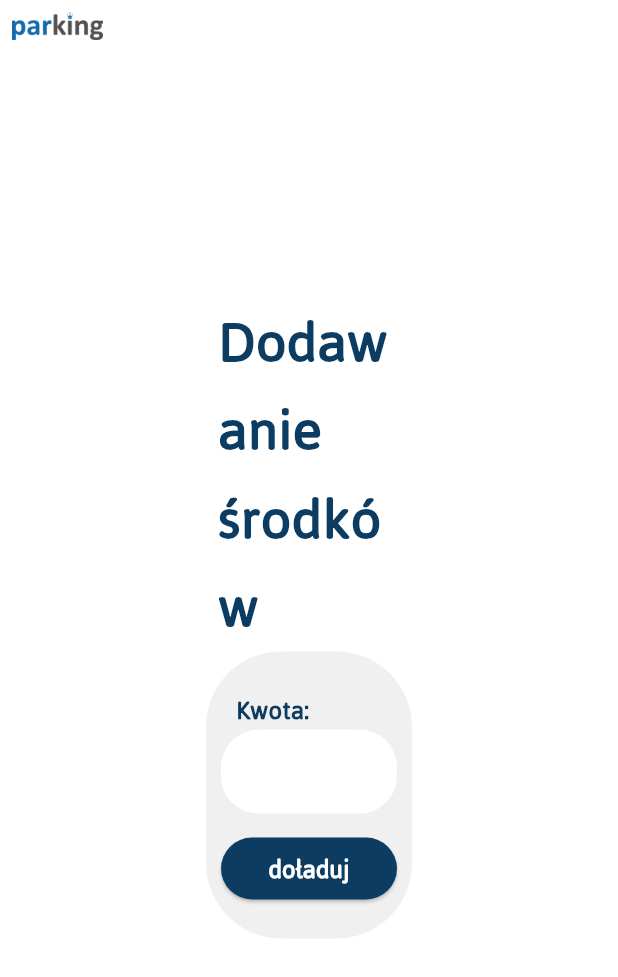
After one commit to adamszada/ParkingOS, a Flutter app: the TopUp screen opened by its route, on a phone screen of 412 x 824 dp. The commit adds this screen. Shown: the top 977 px of the screen. Run offline on Flutter 3.47's test engine with Material 3 defaults, Android fonts, the phone set to English and light mode, and no system bars.

Commit message:
Add top up page

```diff
--- a/Frontend/parkingos/lib/main.dart
+++ b/Frontend/parkingos/lib/main.dart
@@ -5,6 +5,7 @@ import 'package:parkingos/my_account.dart';
 import 'package:parkingos/register_page.dart';
 import 'package:parkingos/account_pass_change.dart';
 import 'package:parkingos/email_recovery.dart';
+import 'package:parkingos/top_up.dart';
 import 'package:parkingos/util/homepage_appbar.dart';
 import 'util/wave_painter.dart';
 
@@ -24,7 +25,8 @@ class MyApp extends StatelessWidget {
         '/register': (context) => RegisterPage(),
         '/recovery': (context) => EmailRecovery(),
         '/newpassword': (context) => AccountPasswordChange(),
-        '/myaccount': (context) => MyAccount()
+        '/myaccount': (context) => MyAccount(),
+        '/topup': (context) => TopUp(),
       },
     );
   }
--- a/Frontend/parkingos/lib/my_account.dart
+++ b/Frontend/parkingos/lib/my_account.dart
@@ -181,7 +181,9 @@ class _MyAccountState extends State<MyAccount> {
                                   children: [
                                     Expanded(
                                         child: ElevatedButton(
-                                      onPressed: () {},
+                                      onPressed: () {
+                                        Navigator.pushNamed(context, '/topup');
+                                      },
                                       style: ElevatedButton.styleFrom(
                                         backgroundColor:
                                             const Color(0xFF0C3C61),
--- /dev/null
+++ b/Frontend/parkingos/lib/top_up.dart
@@ -0,0 +1,122 @@
+import 'package:flutter/material.dart';
+
+class TopUp extends StatefulWidget {
+  @override
+  _TopUpState createState() => _TopUpState();
+}
+
+class _TopUpState extends State<TopUp> {
+  @override
+  Widget build(BuildContext context) {
+    return Scaffold(
+        backgroundColor: Colors.white,
+        body: Stack(
+          children: [
+            Align(
+              alignment: Alignment.topLeft,
+              child: SizedBox(
+                  width: MediaQuery.of(context).size.width / 6,
+                  child: Padding(
+                    padding: EdgeInsets.only(
+                        left: MediaQuery.of(context).size.width / 50,
+                        top: MediaQuery.of(context).size.width / 50),
+                    child: Image.asset(
+                      'assets/parking.png',
+                      alignment: Alignment.centerLeft,
+                      fit: BoxFit.fitWidth,
+                    ),
+                  )),
+            ),
+            Center(
+                child: Column(
+              mainAxisAlignment: MainAxisAlignment.center,
+              crossAxisAlignment: CrossAxisAlignment.center,
+              children: [
+                SizedBox(
+                    width: MediaQuery.of(context).size.width * 5 / 17,
+                    child: Text(
+                      "Dodawanie środków",
+                      style: TextStyle(
+                          fontSize: MediaQuery.of(context).size.height / 20,
+                          color: const Color(0xFF0C3C61),
+                          fontWeight: FontWeight.w900,
+                          fontFamily: 'Jaldi'),
+                    )),
+                SizedBox(
+                  width: MediaQuery.of(context).size.width / 3,
+                  child: Container(
+                      decoration: BoxDecoration(
+                          color: const Color(0xFFF0F0F0),
+                          borderRadius: BorderRadius.circular(50)),
+                      child: Padding(
+                          padding: const EdgeInsets.all(10),
+                          child: Column(
+                              mainAxisSize: MainAxisSize.max,
+                              mainAxisAlignment: MainAxisAlignment.center,
+                              children: <Widget>[
+                                const SizedBox(height: 16),
+                                Padding(
+                                  padding: const EdgeInsets.only(left: 10),
+                                  child: Align(
+                                    alignment: Alignment.centerLeft,
+                                    child: Text('Kwota:',
+                                        textAlign: TextAlign.start,
+                                        style: TextStyle(
+                                            color: const Color(0xFF0C3C61),
+                                            fontFamily: "Jaldi",
+                                            fontWeight: FontWeight.w900,
+                                            fontSize: MediaQuery.of(context)
+                                                    .size
+                                                    .height /
+                                                45)),
+                                  ),
+                                ),
+                                TextField(
+                                  decoration: InputDecoration(
+                                    filled: true,
+                                    fillColor: Colors.white,
+                                    border: OutlineInputBorder(
+                                      borderRadius: BorderRadius.circular(25),
+                                      borderSide: BorderSide.none,
+                                    ),
+                                  ),
+                                ),
+                                const SizedBox(height: 16),
+                                SizedBox(
+                                    width: MediaQuery.of(context).size.width,
+                                    height:
+                                        MediaQuery.of(context).size.height / 20,
+                                    child: ElevatedButton(
+                                      onPressed: () {
+                                        Navigator.pushNamed(
+                                            context, '/myaccount');
+                                      },
+                                      style: ElevatedButton.styleFrom(
+                                        backgroundColor:
+                                            const Color(0xFF0C3C61),
+                                        shape: RoundedRectangleBorder(
+                                          borderRadius:
+                                              BorderRadius.circular(30.0),
+                                        ),
+                                      ),
+                                      child: Text(
+                                        'doładuj',
+                                        style: TextStyle(
+                                            color: Colors.white,
+                                            fontFamily: "Jaldi",
+                                            fontWeight: FontWeight.w900,
+                                            fontSize: MediaQuery.of(context)
+                                                    .size
+                                                    .height /
+                                                45),
+                                      ),
+                                    )),
+                                const SizedBox(height: 16),
+                              ]))),
+                )
+              ],
+            ))
+          ],
+        ));
+  }
+}
```
